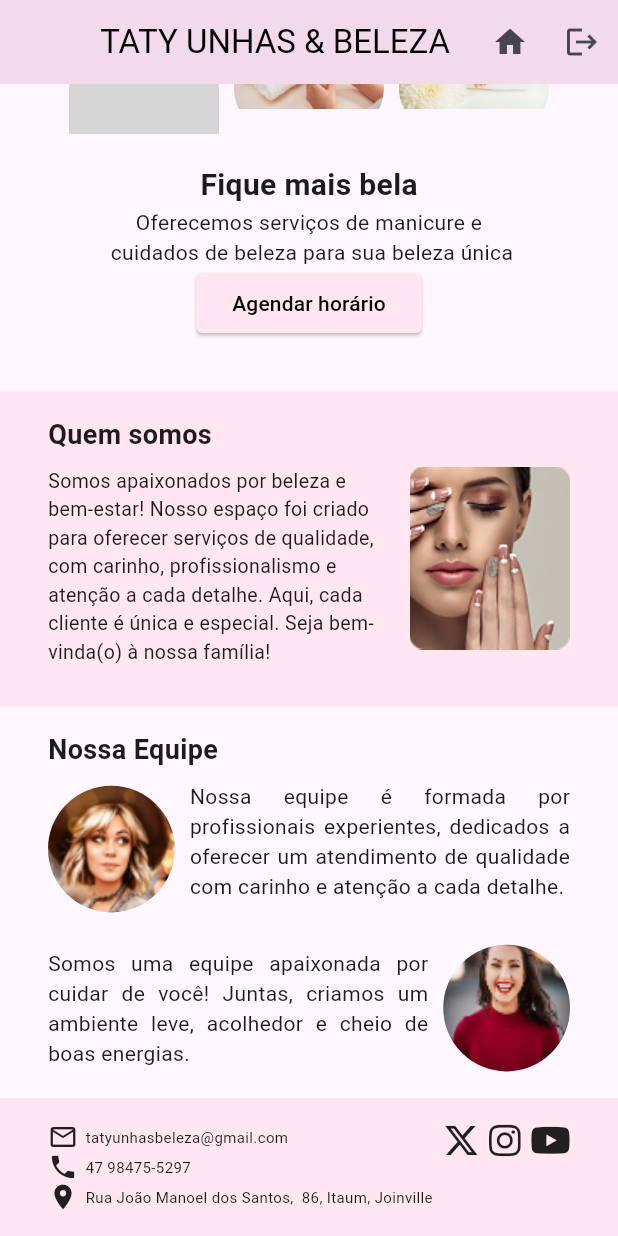
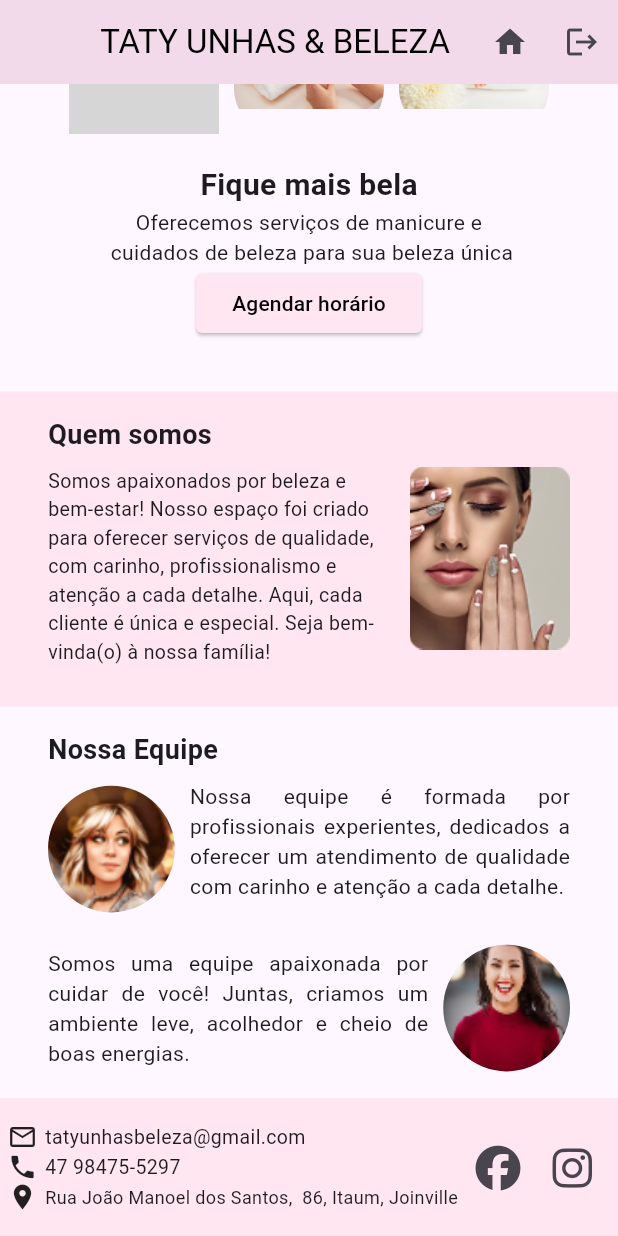
Before and after one commit to joaovtrsantos/tati_unhas_e_beleza_flutter, a Flutter app: the screen it shows once a user with an empty profile is signed in, scrolled down 67 dp, on a phone screen of 412 x 824 dp. Run offline on Flutter 3.47's test engine with Material 3 defaults, Android fonts, the phone set to English and light mode, and no system bars; our stand-ins replace cloud_firestore, firebase_auth, firebase_core, font_awesome_flutter; accounts and stored records are empty; grey boxes are pictures that could not be loaded.

Commit message:
feat: ajustes no rodapé

```diff
--- a/lib/widgets/Rodape.dart
+++ b/lib/widgets/Rodape.dart
@@ -9,21 +9,14 @@ class Rodape extends StatelessWidget {
   Widget build(BuildContext context) {
     return Container(
       height: 92,
-      width: 440,
-      padding: EdgeInsets.fromLTRB(32, 16, 32, 14),
+      padding: EdgeInsets.fromLTRB(5, 16, 5, 14),
       color: const Color.fromARGB(255, 255, 230, 240), // fundo rosa claro
-      child:  Row(
+      child: Row(
         children: [
-          Expanded(
-            flex: 9,
-            child: Informacoes(),
-          ),
-          Expanded(
-            flex: 3,
-            child: RedesSociais()
-          )
+          Expanded(flex: 9, child: Informacoes()),
+          Expanded(flex: 3, child: RedesSociais()),
         ],
-      )
+      ),
     );
   }
 }
--- a/lib/widgets/rodape/Informacoes.dart
+++ b/lib/widgets/rodape/Informacoes.dart
@@ -14,8 +14,8 @@ class Informacoes extends StatelessWidget {
             Padding(padding: EdgeInsets.only(left: 5)),
             Text(
               'tatyunhasbeleza@gmail.com',
-              style: TextStyle(fontSize: 10),
-            ), //TODO: Ajustar para o email real da empresa.
+              style: TextStyle(fontSize: 13),
+            ),
           ],
         ),
         Row(
@@ -24,8 +24,8 @@ class Informacoes extends StatelessWidget {
             Padding(padding: EdgeInsets.only(left: 5)),
             Text(
               '47 98475-5297',
-              style: TextStyle(fontSize: 10),
-            ), //TODO: Ajustar para o email real da empresa.
+              style: TextStyle(fontSize: 13),
+            ),
           ],
         ),
          Row(
@@ -34,8 +34,8 @@ class Informacoes extends StatelessWidget {
             Padding(padding: EdgeInsets.only(left: 5)),
             Text(
               'Rua João Manoel dos Santos,  86, Itaum, Joinville',
-              style: TextStyle(fontSize: 10),
-            ), //TODO: Ajustar para o email real da empresa.
+              style: TextStyle(fontSize: 12),
+            ),
           ],
         )
       ],
--- a/lib/widgets/rodape/RedesSociais.dart
+++ b/lib/widgets/rodape/RedesSociais.dart
@@ -1,17 +1,31 @@
 import 'package:flutter/material.dart';
 import 'package:font_awesome_flutter/font_awesome_flutter.dart';
+import 'package:url_launcher/url_launcher.dart';
 
 class RedesSociais extends StatelessWidget {
   const RedesSociais({super.key});
 
+  Future<void> _abrirUrl(String url) async {
+    final uri = Uri.parse(url);
+    if (await canLaunchUrl(uri)) {
+      await launchUrl(uri, mode: LaunchMode.externalApplication);
+    }
+  }
+
   @override
   Widget build(BuildContext context) {
     return Row(
-      crossAxisAlignment: CrossAxisAlignment.end,
+      mainAxisAlignment: MainAxisAlignment.spaceEvenly,
+      mainAxisSize: MainAxisSize.min,
       children: [
-        Expanded(flex: 4, child: Column(children: [Icon(FontAwesomeIcons.xTwitter)])),
-        Expanded(flex: 4, child: Column(children: [Icon(FontAwesomeIcons.instagram)])),
-        Expanded(flex: 4, child: Column(children: [Icon(FontAwesomeIcons.youtube)]))
+        IconButton(
+          icon: Icon(FontAwesomeIcons.facebook, size: 30,),
+          onPressed: () => _abrirUrl('https://www.facebook.com/Tatyunhasebeleza/'),
+        ),
+        IconButton(
+          icon: Icon(FontAwesomeIcons.instagram, size: 30,),
+          onPressed: () => _abrirUrl('https://www.instagram.com/tatyunhasebeleza/'),
+        ),
       ],
     );
   }
```
